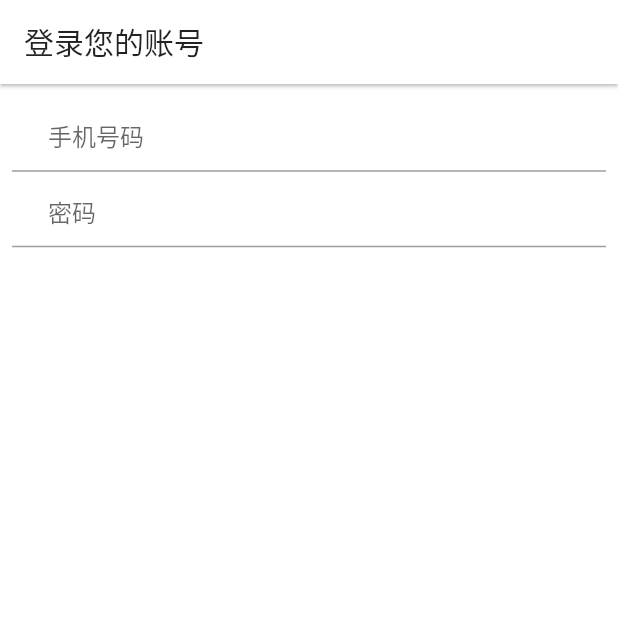
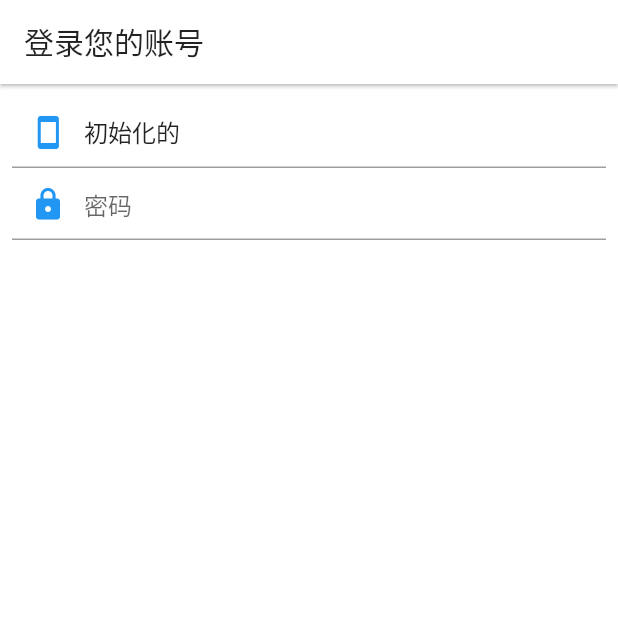
Before and after one commit to JunJieFu/zeongit_beauty_flutter, a Flutter app: the SignInPage screen opened directly, on a phone screen of 412 x 824 dp, the top half of it. Run offline on Flutter 3.47's test engine with Material 2 defaults, Android fonts, the phone set to English and light mode, and no system bars; our stand-ins replace dio, flutter_svg, shared_preferences, waterfall_flow, webview_flutter; accounts and stored records are empty.

Commit message:
输入框

```diff
--- a/lib/assets/style/index.style.dart
+++ b/lib/assets/style/index.style.dart
@@ -8,6 +8,7 @@ class StyleConfig {
   static final primaryColor = Colors.blue;
   static final titleColor = Colors.black87;
   static final textColor = Colors.black54;
+  static final lineColor = Colors.black26;
   static final gap = _gap;
   static final listGap = _listGap;
 }
--- a/lib/pages/sign_in.page.dart
+++ b/lib/pages/sign_in.page.dart
@@ -10,8 +10,19 @@ class SignInPage extends StatefulWidget {
 }
 
 class _SignInPageState extends State<SignInPage> with TickerProviderStateMixin {
-  TextEditingController _phoneController = TextEditingController();
+  TextEditingController _phoneController = TextEditingController(text: "初始化的");
   TextEditingController _passwordController = TextEditingController();
+  FocusNode _focusNode = FocusNode();
+
+  @override
+  void initState() {
+    _focusNode.addListener(() {
+      if (!_focusNode.hasFocus) {
+        print(_focusNode.hasFocus);
+      }
+    });
+    super.initState();
+  }
 
   @override
   Widget build(BuildContext context) {
@@ -22,17 +33,30 @@ class _SignInPageState extends State<SignInPage> with TickerProviderStateMixin {
           child: Column(
             children: <Widget>[
               TextField(
+                focusNode: _focusNode,
                 controller: _phoneController,
+                cursorColor: StyleConfig.primaryColor,
                 decoration: InputDecoration(
-                  prefix: Icon(MdiIcons.cellphone),
-                  hintText: "手机号码",
+                  isDense:false,
+                  focusColor: StyleConfig.primaryColor,
+                  prefixIcon: Icon(MdiIcons.cellphone,
+                      color: StyleConfig.primaryColor),
+                  hintText: '手机号码',
+                  focusedBorder: UnderlineInputBorder(
+                      borderSide: BorderSide(color: StyleConfig.primaryColor)),
                 ),
               ),
               TextField(
+                cursorColor: StyleConfig.primaryColor,
                 controller: _passwordController,
                 decoration: InputDecoration(
-                  prefix: Icon(MdiIcons.lock),
-                  hintText: "密码",
+                  isDense:false,
+                  focusColor: StyleConfig.primaryColor,
+                  prefixIcon: Icon(MdiIcons.lock,
+                      color: StyleConfig.primaryColor),
+                  hintText: '密码',
+                  focusedBorder: UnderlineInputBorder(
+                      borderSide: BorderSide(color: StyleConfig.primaryColor)),
                 ),
               )
             ],
```
